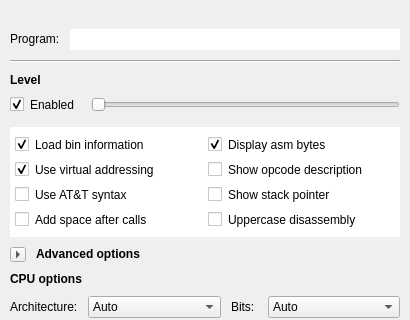
This is src/optionsdialog.ui in rizinorg/cutter as Qt 5 draws it before an edit; both pictures show x 0 to 410 and y 0 to 320 of the 410 by 537 pixel window. The edited form follows.
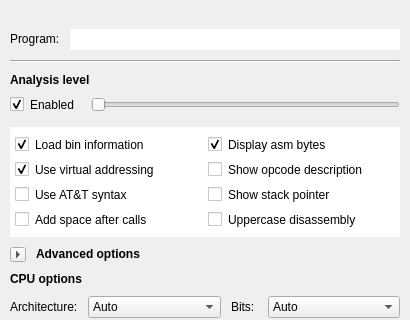
This is the edited form. Icons and pictures are not drawn.

```diff
--- a/src/optionsdialog.ui
+++ b/src/optionsdialog.ui
@@ -202,7 +202,7 @@
                </font>
               </property>
               <property name="text">
-               <string>Level</string>
+               <string>Analysis level</string>
               </property>
              </widget>
             </item>
```
Left out of the diff: 3 changed lines with no effect on the pictures.
